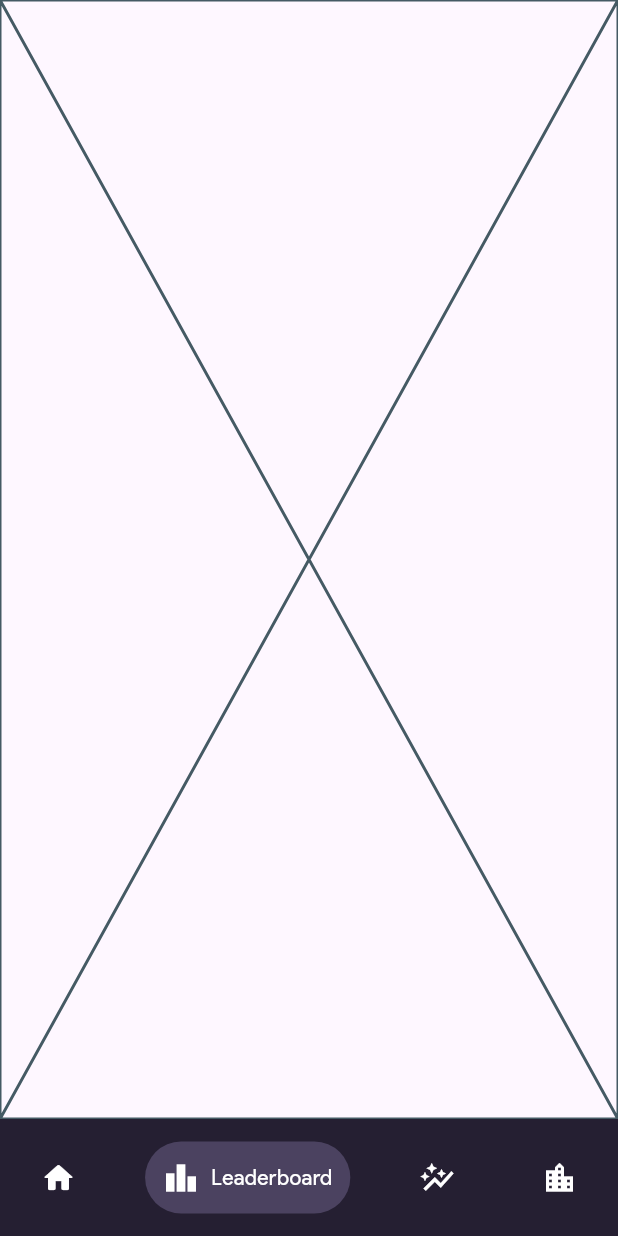
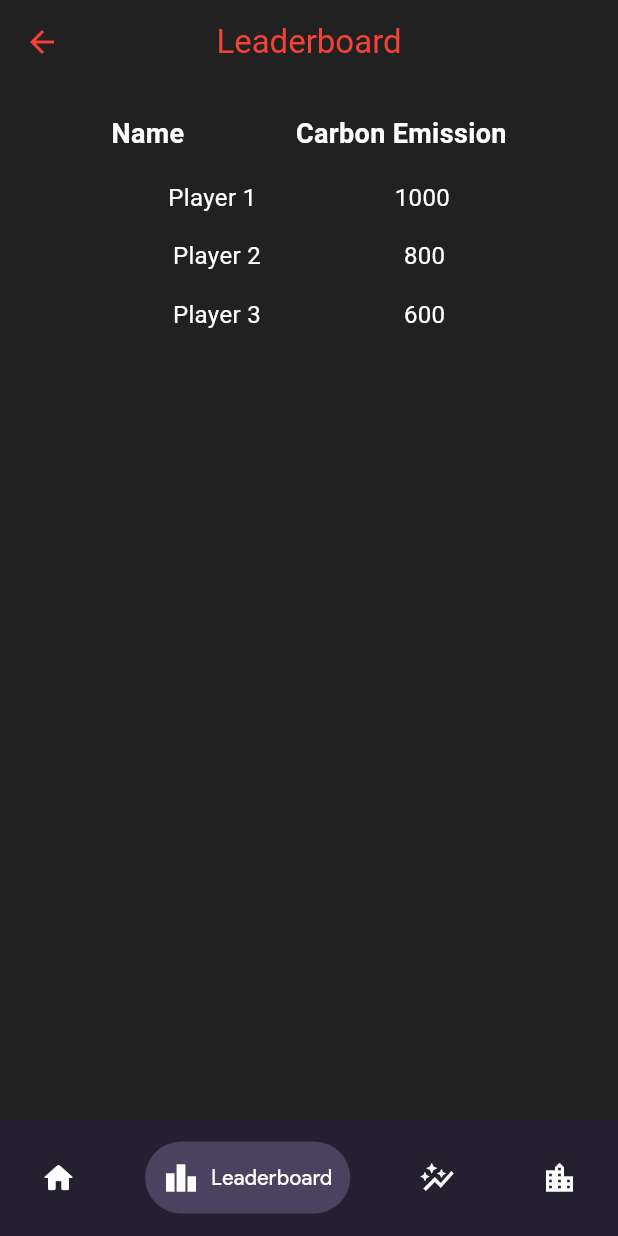
Before and after one commit to rahuldhanak11/green-commute, a Flutter app: the Navbar screen opened directly, item 2 of the bottom bar chosen, on a phone screen of 412 x 824 dp. Run offline on Flutter 3.47's test engine with Material 3 defaults, Android fonts, the phone set to English and light mode, and no system bars; drawn by our look-alikes of google_nav_bar.

Commit message:
Leaderboard ui

```diff
--- a/client/lib/Navbar.dart
+++ b/client/lib/Navbar.dart
@@ -28,7 +28,7 @@ class _NavbarState extends State<Navbar> {
     super.initState();
     _pages = [
       HomePage(),
-      LeaderBoard(),
+      Leaderboard(),
       Activities(),
       Community(),
     ];
@@ -55,34 +55,22 @@ class _NavbarState extends State<Navbar> {
               GButton(
                 icon: Icons.home_rounded,
                 text: 'Home',
-                textStyle: TextStyle(
-                  fontFamily: 'Sans',
-                  color: Colors.white
-                ),
+                textStyle: TextStyle(fontFamily: 'Sans', color: Colors.white),
               ),
               GButton(
                 icon: Icons.leaderboard,
                 text: 'Leaderboard',
-                textStyle: TextStyle(
-                  fontFamily: 'Sans',
-                  color: Colors.white
-                ),
+                textStyle: TextStyle(fontFamily: 'Sans', color: Colors.white),
               ),
               GButton(
                 icon: Icons.auto_graph,
                 text: 'Activities',
-                textStyle: TextStyle(
-                  fontFamily: 'Sans',
-                  color: Colors.white
-                ),
+                textStyle: TextStyle(fontFamily: 'Sans', color: Colors.white),
               ),
               GButton(
                 icon: Icons.location_city,
                 text: 'Community',
-                textStyle: TextStyle(
-                  fontFamily: 'Sans',
-                  color: Colors.white
-                ),
+                textStyle: TextStyle(fontFamily: 'Sans', color: Colors.white),
               ),
             ],
           ),
--- a/client/lib/Screens/Leaderboard.dart
+++ b/client/lib/Screens/Leaderboard.dart
@@ -1,15 +1,76 @@
 import 'package:flutter/material.dart';
 
-class LeaderBoard extends StatefulWidget {
-  const LeaderBoard({super.key});
+class Leaderboard extends StatelessWidget {
+  @override
+  Widget build(BuildContext context) {
+    return Scaffold(
+      appBar: AppBar(
+        title: Text('Leaderboard'),
+        centerTitle: true,
+        backgroundColor: Color(0xFF212121), // Dark background color
+        foregroundColor: Colors.red, // Red text color
+      ),
+      body: Container(
+        color: Color(0xFF212121), // Dark background color
+        child: Column(
+          children: [
+            SizedBox(height: 20),
+            Row(
+              mainAxisAlignment: MainAxisAlignment.spaceEvenly,
+              children: [
+                Text(
+                  'Name',
+                  style: TextStyle(
+                    color: Colors.white,
+                    fontSize: 18,
+                    fontWeight: FontWeight.bold,
+                  ),
+                ),
+                Text(
+                  'Carbon Emission',
+                  style: TextStyle(
+                    color: Colors.white,
+                    fontSize: 18,
+                    fontWeight: FontWeight.bold,
+                  ),
+                ),
+              ],
+            ),
+            SizedBox(height: 10),
+            // Add rows for leaderboard entries here
+            LeaderboardEntry(name: 'Player 1', emission: '1000'),
+            LeaderboardEntry(name: 'Player 2', emission: '800'),
+            LeaderboardEntry(name: 'Player 3', emission: '600'),
+          ],
+        ),
+      ),
+    );
+  }
+}
+
+class LeaderboardEntry extends StatelessWidget {
+  final String name;
+  final String emission;
+
+  LeaderboardEntry({required this.name, required this.emission});
 
   @override
-  State<LeaderBoard> createState() => _LeaderBoardState();
-}
-
-class _LeaderBoardState extends State<LeaderBoard> {
-  @override
   Widget build(BuildContext context) {
-    return const Placeholder();
+    return Padding(
+      padding: EdgeInsets.symmetric(horizontal: 20, vertical: 8),
+      child: Row(
+        mainAxisAlignment: MainAxisAlignment.spaceEvenly,
+        children: [
+          Text(
+            name,
+            style: TextStyle(color: Colors.white, fontSize: 16),
+          ),
+          Text(
+            emission,
+            style: TextStyle(color: Colors.white, fontSize: 16),
+          ),
+        ],
+      ),
+    );
   }
 }
```
Also changed, not shown: client/pubspec.lock.
